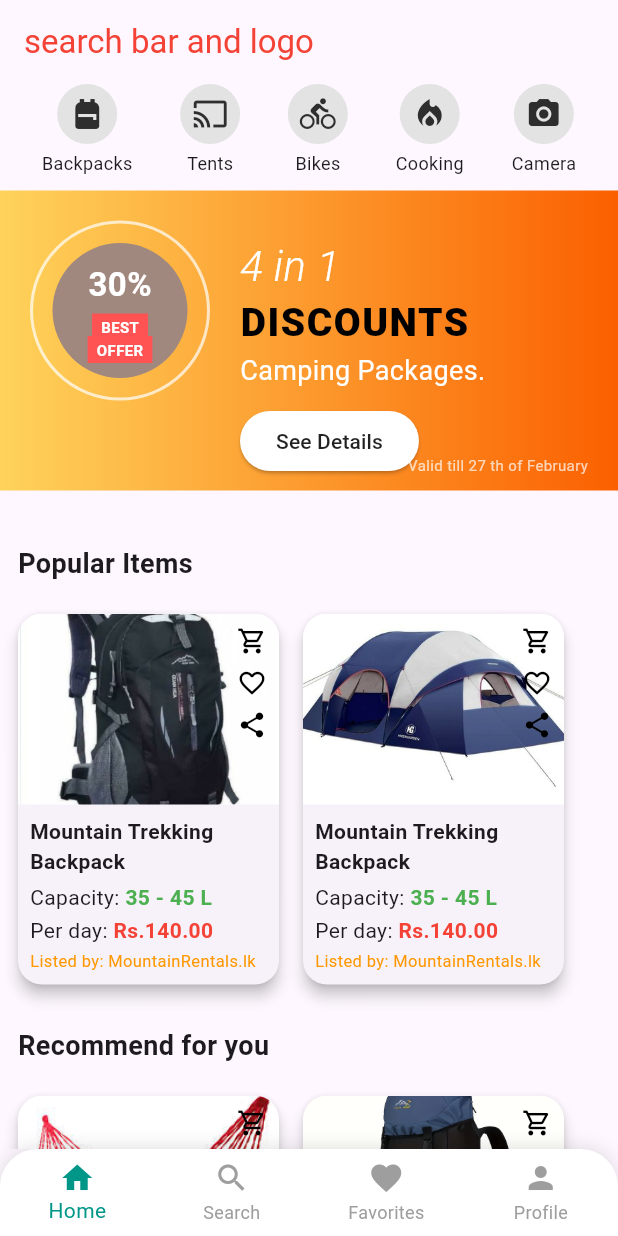
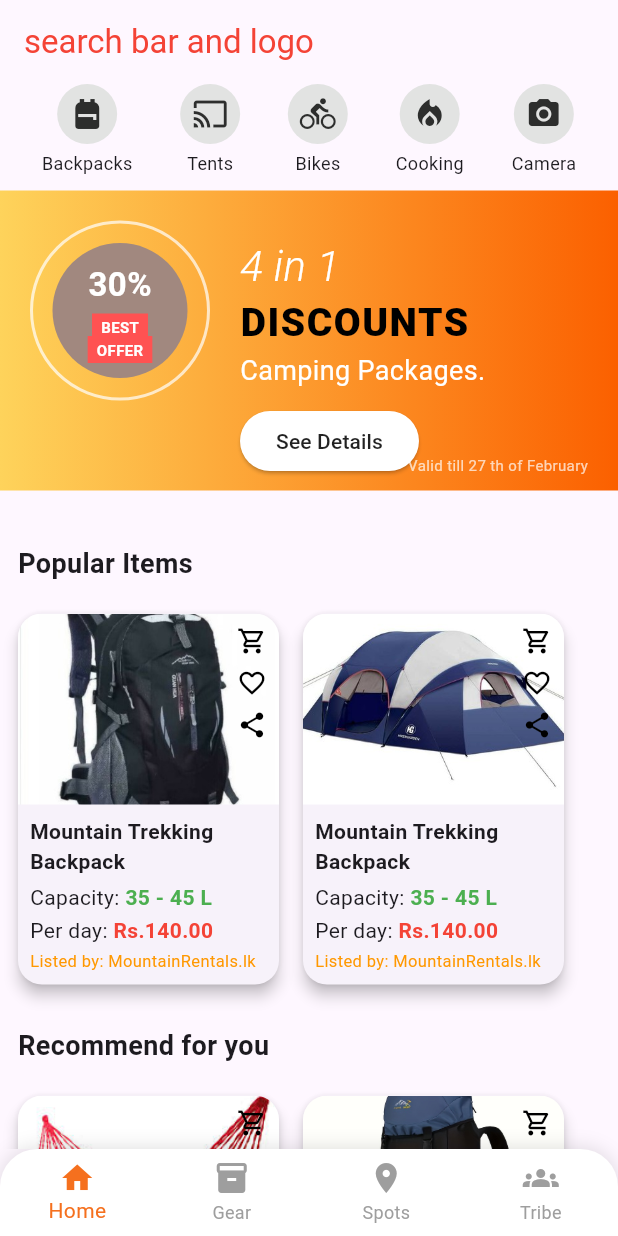
Before and after one commit to nilupul-dew/MAD_Group_09, a Flutter app: the screen it shows after launch, on a phone screen of 412 x 824 dp. Run offline on Flutter 3.47's test engine with Material 3 defaults, Android fonts, the phone set to English and light mode, and no system bars; our stand-ins replace cloud_firestore, firebase_core; accounts and stored records are empty.

Commit message:
Update bottom nav

```diff
--- a/hiking_app/lib/presentation/widgets/bottom_nav_bar.dart
+++ b/hiking_app/lib/presentation/widgets/bottom_nav_bar.dart
@@ -30,17 +30,17 @@ class BottomNavBar extends StatelessWidget {
       child: BottomNavigationBar(
         currentIndex: selectedIndex,
         onTap: onItemTapped,
-        selectedItemColor: Colors.teal,
+        selectedItemColor: const Color.fromARGB(255, 245, 112, 30),
         unselectedItemColor: Colors.grey,
         backgroundColor: Colors.transparent,
         elevation: 0,
         type: BottomNavigationBarType.fixed,
         items: const [
           BottomNavigationBarItem(icon: Icon(Icons.home), label: 'Home'),
-          BottomNavigationBarItem(icon: Icon(Icons.search), label: 'Search'),
+          BottomNavigationBarItem(icon: Icon(Icons.inventory), label: 'Gear'),
           BottomNavigationBarItem(
-              icon: Icon(Icons.favorite), label: 'Favorites'),
-          BottomNavigationBarItem(icon: Icon(Icons.person), label: 'Profile'),
+              icon: Icon(Icons.location_on), label: 'Spots'),
+          BottomNavigationBarItem(icon: Icon(Icons.groups), label: 'Tribe'),
         ],
       ),
     );
```
